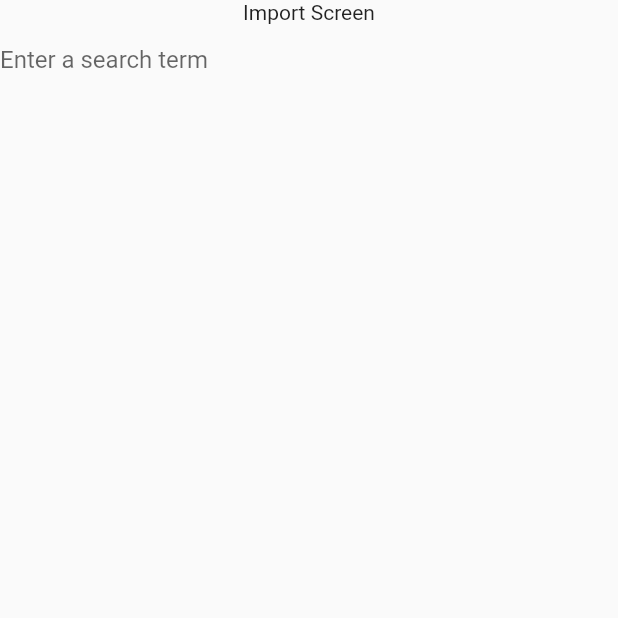
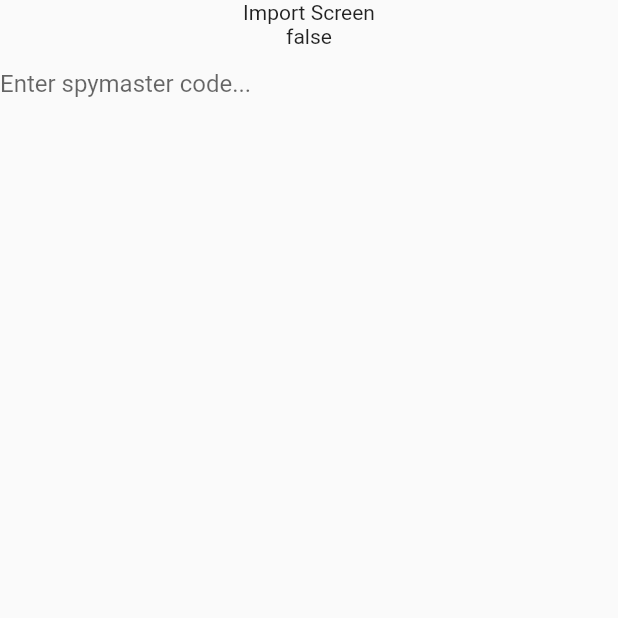
Before and after one commit to ImperialOctopus/codenames-offline, a Flutter app: the ImportScreen screen opened by its route, on a phone screen of 412 x 824 dp, the top half of it. Run offline on Flutter 3.47's test engine with Material 2 defaults, Android fonts, the phone set to English and light mode, and no system bars; our stand-ins replace bloc, equatable, flutter_bloc; missing offline and left inert: baseconvert.

Commit message:
Add form to import screen

```diff
--- a/lib/screen/import_screen.dart
+++ b/lib/screen/import_screen.dart
@@ -1,4 +1,8 @@
+import 'package:codenames/bloc/code_import/code_import_bloc.dart';
+import 'package:codenames/bloc/code_import/code_import_event.dart';
+import 'package:codenames/bloc/code_import/code_import_state.dart';
 import 'package:flutter/material.dart';
+import 'package:flutter_bloc/flutter_bloc.dart';
 
 class ImportScreen extends StatelessWidget {
   @override
@@ -8,9 +12,17 @@ class ImportScreen extends StatelessWidget {
         child: Column(
           children: [
             Text('Import Screen'),
+            BlocBuilder<CodeImportBloc, CodeImportState>(
+                bloc: BlocProvider.of<CodeImportBloc>(context),
+                builder: (var context, state) {
+                  return Text(state.valid.toString());
+                }),
             TextField(
               decoration: InputDecoration(
-                  border: InputBorder.none, hintText: 'Enter a search term'),
+                  border: InputBorder.none,
+                  hintText: 'Enter spymaster code...'),
+              onChanged: (string) => BlocProvider.of<CodeImportBloc>(context)
+                  .add(CodeImportEventChanged(string)),
             ),
           ],
         ),
--- a/lib/screen/menu_screen.dart
+++ b/lib/screen/menu_screen.dart
@@ -22,7 +22,9 @@ class MenuScreen extends StatelessWidget {
                   BlocProvider.of<GameBloc>(context).add(GameEventNew());
                   Navigator.of(context).pushNamed('/play');
                 }),
-            RaisedButton(child: Text('New'), onPressed: null),
+            RaisedButton(
+                child: Text('Import'),
+                onPressed: () => Navigator.of(context).pushNamed('/import')),
           ],
         ),
       ),
--- a/lib/service/secret_code_service.dart
+++ b/lib/service/secret_code_service.dart
@@ -12,6 +12,7 @@ class SecretCodeService {
   }
 
   List<CardAffiliation> decode(String string) {
+    try {
       final fourString =
           (baseconvert.base(string, inBase: 36, outBase: 4) as List<dynamic>)
               .map((dynamic e) => e.toString())
@@ -22,6 +23,9 @@ class SecretCodeService {
         result.insert(0, CardAffiliation.neutral);
       }
       return result;
+    } on Exception {
+      return [];
+    }
   }
 
   bool validateAffiliationList(List<CardAffiliation> list) {
```
Also changed, not shown: lib/codenames_app.dart (+14 -4 lines). Lines whose indentation alone changed are shown as unchanged.
